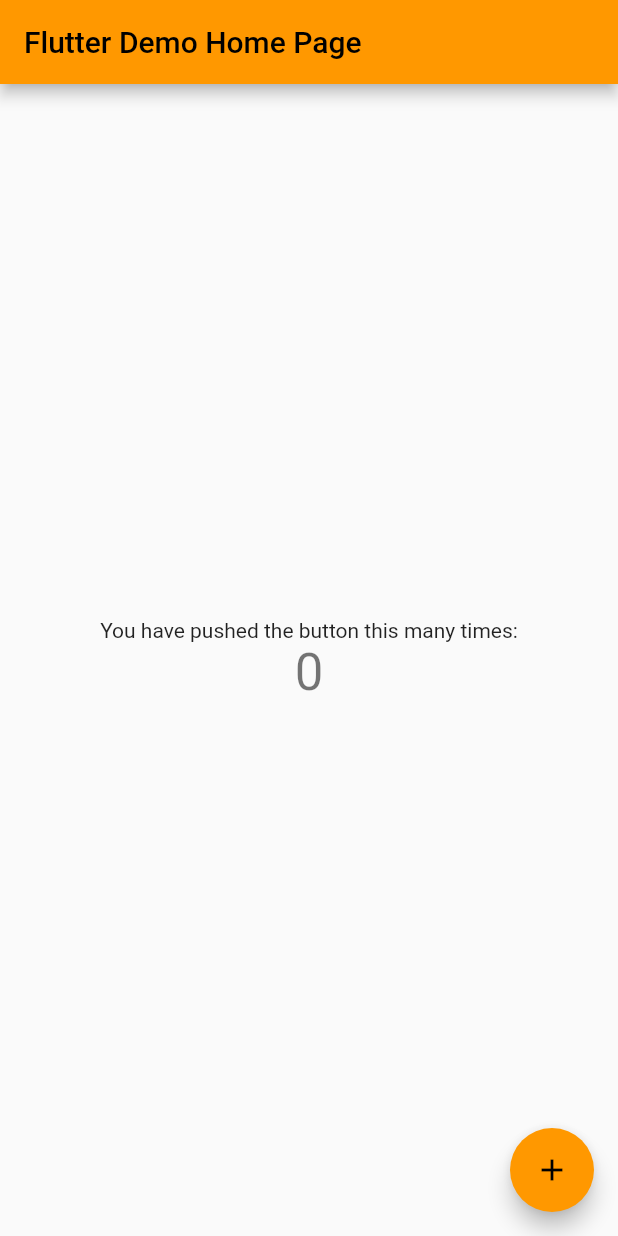
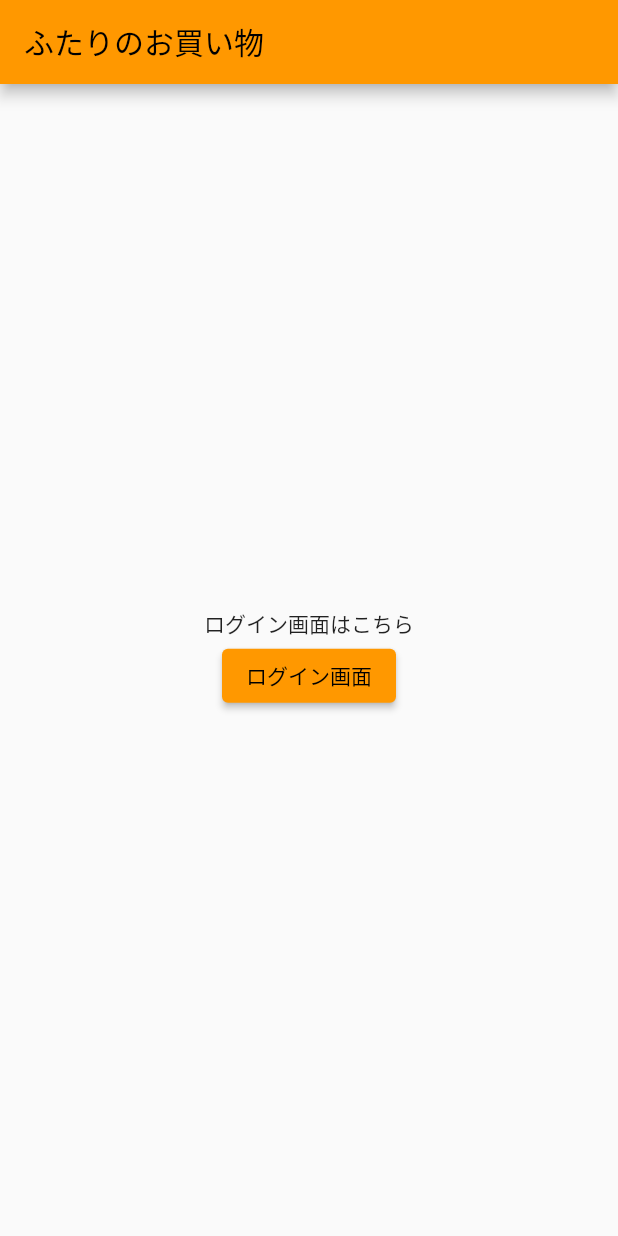
Before and after one commit to Yuta-KTD/shopping_with_you, a Flutter app: the screen it shows after launch, on a phone screen of 412 x 824 dp. Run offline on Flutter 3.47's test engine with Material 2 defaults, Android fonts, the phone set to English and light mode, and no system bars; our stand-ins replace firebase_core, flutter_form_builder, go_router; accounts and stored records are empty.

Commit message:
ログイン画面の追加

```diff
--- a/lib/main.dart
+++ b/lib/main.dart
@@ -1,5 +1,7 @@
 import 'package:flutter/material.dart';
 import 'package:firebase_core/firebase_core.dart';
+import 'package:go_router/go_router.dart';
+import 'package:shopping_with_you/ui/screen/login_screen.dart';
 import 'firebase_options.dart';
 
 void main() async {
@@ -10,63 +12,62 @@ void main() async {
   runApp(const MyApp());
 }
 
+/// go_routerのルーティング設定
+final GoRouter _router = GoRouter(
+  routes: <RouteBase>[
+    GoRoute(
+      path: '/',
+      builder: (BuildContext context, GoRouterState state) {
+        return const HomeScreen();
+      },
+      routes: <RouteBase>[
+        GoRoute(
+          path: 'singin',
+          builder: (BuildContext context, GoRouterState state) {
+            return LoginScreen();
+          },
+        ),
+      ],
+    ),
+  ],
+);
+
 class MyApp extends StatelessWidget {
   const MyApp({super.key});
 
   @override
   Widget build(BuildContext context) {
-    return MaterialApp(
-      title: 'ふたりのお買い物',
+    return MaterialApp.router(
       theme: ThemeData(
         primarySwatch: Colors.orange,
       ),
-      home: const MyHomePage(title: 'Flutter Demo Home Page'),
+      routerConfig: _router,
     );
   }
 }
 
-class MyHomePage extends StatefulWidget {
-  const MyHomePage({super.key, required this.title});
-
-  final String title;
-
-  @override
-  State<MyHomePage> createState() => _MyHomePageState();
-}
-
-class _MyHomePageState extends State<MyHomePage> {
-  int _counter = 0;
-
-  void _incrementCounter() {
-    setState(() {
-      _counter++;
-    });
-  }
+class HomeScreen extends StatelessWidget {
+  const HomeScreen({super.key});
 
   @override
   Widget build(BuildContext context) {
     return Scaffold(
       appBar: AppBar(
-        title: Text(widget.title),
+        title: const Text('ふたりのお買い物'),
       ),
       body: Center(
         child: Column(
           mainAxisAlignment: MainAxisAlignment.center,
           children: <Widget>[
             const Text(
-              'You have pushed the button this many times:',
+              'ログイン画面はこちら',
             ),
-            Text(
-              '$_counter',
-              style: Theme.of(context).textTheme.headlineMedium,
-            ),
+            ElevatedButton(
+              onPressed: () => context.go('/singin'),
+              child: const Text('ログイン画面'),
+            )
           ],
         ),
-      ),
-      floatingActionButton: FloatingActionButton(
-        onPressed: _incrementCounter,
-        tooltip: 'Increment',
-        child: const Icon(Icons.add),
       ),
     );
   }
--- a/pubspec.yaml
+++ b/pubspec.yaml
@@ -39,6 +39,8 @@ dependencies:
   firebase_core: ^2.10.0
   firebase_auth: ^4.4.2
   cloud_firestore: ^4.5.3
+  go_router: ^7.0.0
+  flutter_form_builder: ^8.0.0
 
 dev_dependencies:
   flutter_test:
```
Also changed, not shown: lib/ui/component/form_text_field.dart (added, +29 -0 lines), lib/ui/screen/login_screen.dart (added, +37 -0 lines), lib/ui/screen/login.dart (deleted), pubspec.lock.
